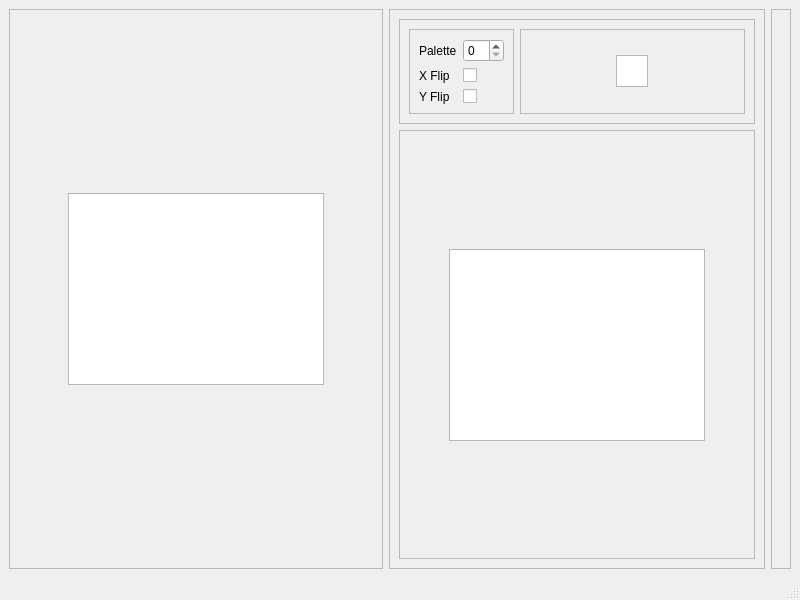
The window that forms/tileseteditor.ui (huderlem/porymap) describes before a commit, drawn with Qt 5.
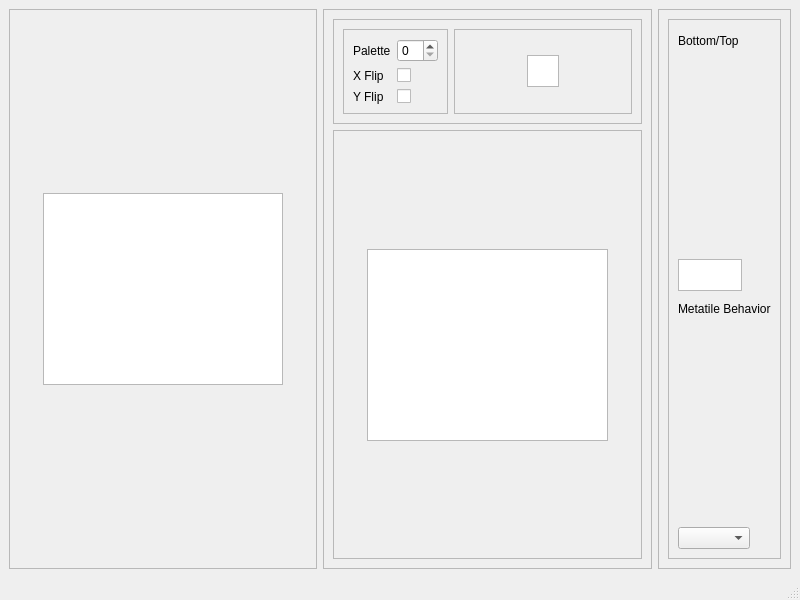
The same window after the commit.

Commit message: Add metatile layer item

```diff
--- a/forms/tileseteditor.ui
+++ b/forms/tileseteditor.ui
@@ -25,7 +25,7 @@
         <rect>
          <x>0</x>
          <y>0</y>
-         <width>363</width>
+         <width>308</width>
          <height>539</height>
         </rect>
        </property>
@@ -207,7 +207,7 @@
            <rect>
             <x>0</x>
             <y>0</y>
-            <width>363</width>
+            <width>309</width>
             <height>415</height>
            </rect>
           </property>
@@ -282,7 +282,65 @@
       <property name="frameShadow">
        <enum>QFrame::Raised</enum>
       </property>
-      <layout class="QFormLayout" name="formLayout"/>
+      <layout class="QVBoxLayout" name="verticalLayout_2">
+       <item>
+        <widget class="QFrame" name="frame_6">
+         <property name="minimumSize">
+          <size>
+           <width>0</width>
+           <height>0</height>
+          </size>
+         </property>
+         <property name="frameShape">
+          <enum>QFrame::StyledPanel</enum>
+         </property>
+         <property name="frameShadow">
+          <enum>QFrame::Raised</enum>
+         </property>
+         <layout class="QFormLayout" name="formLayout">
+          <item row="0" column="0">
+           <widget class="QLabel" name="label_4">
+            <property name="text">
+             <string>Bottom/Top</string>
+            </property>
+           </widget>
+          </item>
+          <item row="1" column="0">
+           <widget class="QGraphicsView" name="graphicsView_metatileLayers">
+            <property name="minimumSize">
+             <size>
+              <width>64</width>
+              <height>32</height>
+             </size>
+            </property>
+            <property name="maximumSize">
+             <size>
+              <width>64</width>
+              <height>32</height>
+             </size>
+            </property>
+            <property name="verticalScrollBarPolicy">
+             <enum>Qt::ScrollBarAlwaysOff</enum>
+            </property>
+            <property name="horizontalScrollBarPolicy">
+             <enum>Qt::ScrollBarAlwaysOff</enum>
+            </property>
+           </widget>
+          </item>
+          <item row="2" column="0">
+           <widget class="QLabel" name="label_5">
+            <property name="text">
+             <string>Metatile Behavior</string>
+            </property>
+           </widget>
+          </item>
+          <item row="3" column="0">
+           <widget class="QComboBox" name="comboBox_metatileBehaviors"/>
+          </item>
+         </layout>
+        </widget>
+       </item>
+      </layout>
      </widget>
     </item>
    </layout>
```
The commit also changes 5 other files.
